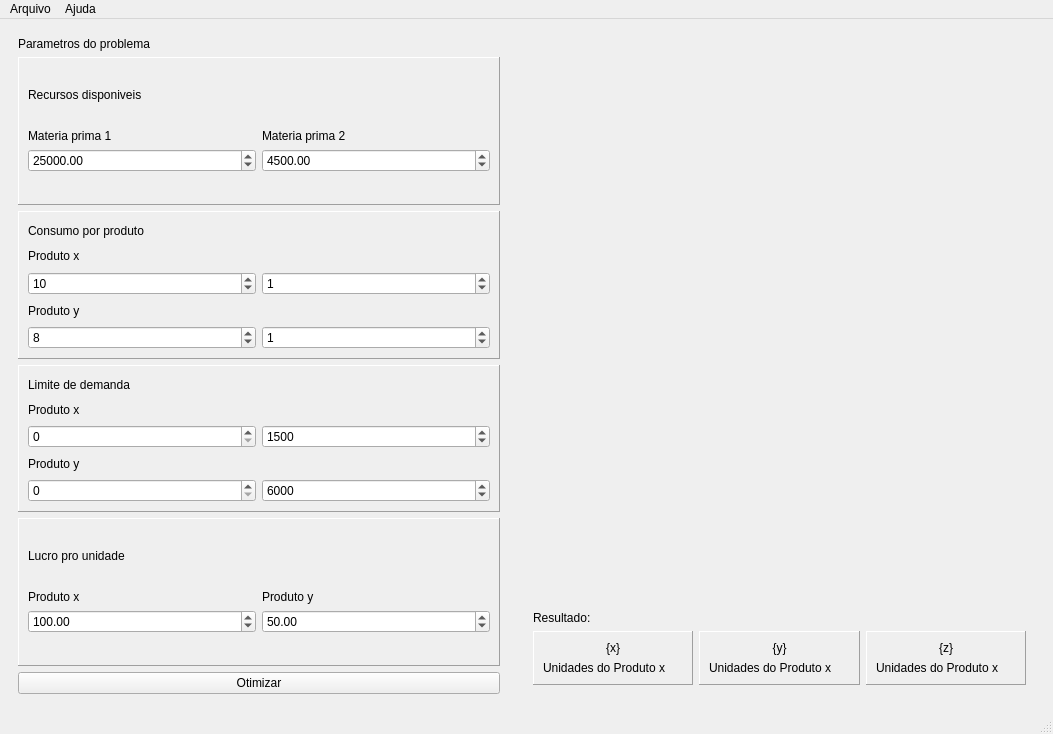
Qt form ui/main.ui (DaveK20/PESQOP) before a commit.
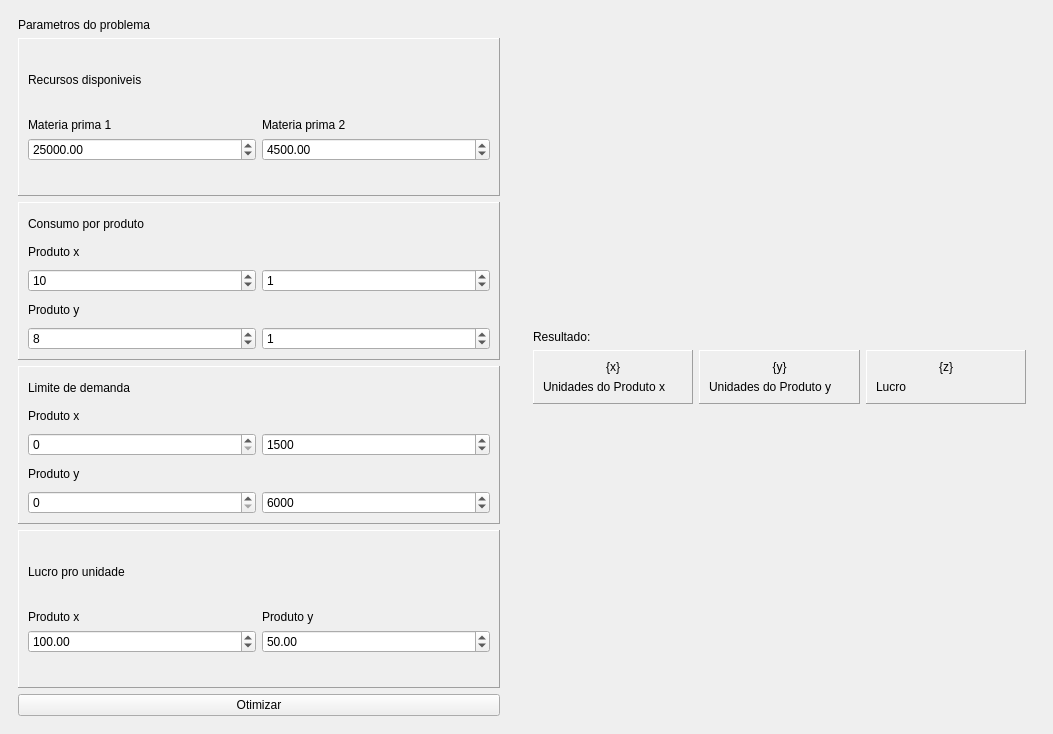
The same form after that commit.

What changed in the file:
```diff
--- a/ui/main.ui
+++ b/ui/main.ui
@@ -22,6 +22,12 @@
    <layout class="QHBoxLayout" name="horizontalLayout">
     <item>
      <widget class="QWidget" name="widget" native="true">
+      <property name="minimumSize">
+       <size>
+        <width>500</width>
+        <height>0</height>
+       </size>
+      </property>
       <property name="maximumSize">
        <size>
         <width>500</width>
@@ -353,9 +359,6 @@
     <item>
      <widget class="QWidget" name="widget_2" native="true">
       <layout class="QVBoxLayout" name="verticalLayout_7">
-       <item>
-        <widget class="QWidget" name="widget_3" native="true"/>
-       </item>
        <item>
         <widget class="QFrame" name="frame_3">
          <property name="sizePolicy">
@@ -382,6 +385,12 @@
            <layout class="QHBoxLayout" name="horizontalLayout_6">
             <item>
              <widget class="QFrame" name="frame_6">
+              <property name="sizePolicy">
+               <sizepolicy hsizetype="Expanding" vsizetype="Preferred">
+                <horstretch>0</horstretch>
+                <verstretch>0</verstretch>
+               </sizepolicy>
+              </property>
               <property name="frameShape">
                <enum>QFrame::Panel</enum>
               </property>
@@ -411,6 +420,12 @@
             </item>
             <item>
              <widget class="QFrame" name="frame_8">
+              <property name="sizePolicy">
+               <sizepolicy hsizetype="Expanding" vsizetype="Preferred">
+                <horstretch>0</horstretch>
+                <verstretch>0</verstretch>
+               </sizepolicy>
+              </property>
               <property name="frameShape">
                <enum>QFrame::Panel</enum>
               </property>
@@ -431,7 +446,7 @@
                <item>
                 <widget class="QLabel" name="label_19">
                  <property name="text">
-                  <string>Unidades do Produto x</string>
+                  <string>Unidades do Produto y</string>
                  </property>
                 </widget>
                </item>
@@ -440,6 +455,12 @@
             </item>
             <item>
              <widget class="QFrame" name="frame_7">
+              <property name="sizePolicy">
+               <sizepolicy hsizetype="Expanding" vsizetype="Preferred">
+                <horstretch>0</horstretch>
+                <verstretch>0</verstretch>
+               </sizepolicy>
+              </property>
               <property name="frameShape">
                <enum>QFrame::Panel</enum>
               </property>
@@ -460,7 +481,7 @@
                <item>
                 <widget class="QLabel" name="label_20">
                  <property name="text">
-                  <string>Unidades do Produto x</string>
+                  <string>Lucro</string>
                  </property>
                 </widget>
                </item>
@@ -477,37 +498,6 @@
     </item>
    </layout>
   </widget>
-  <widget class="QMenuBar" name="menubar">
-   <property name="geometry">
-    <rect>
-     <x>0</x>
-     <y>0</y>
-     <width>1053</width>
-     <height>27</height>
-    </rect>
-   </property>
-   <widget class="QMenu" name="menuArquivo">
-    <property name="title">
-     <string>Arquivo</string>
-    </property>
-    <addaction name="actionNovo"/>
-    <addaction name="actionAbrir"/>
-    <addaction name="separator"/>
-    <addaction name="actionSalvar"/>
-    <addaction name="actionSalvar_como"/>
-    <addaction name="separator"/>
-    <addaction name="actionFechar"/>
-    <addaction name="actionSair"/>
-   </widget>
-   <widget class="QMenu" name="menuEditar">
-    <property name="title">
-     <string>Ajuda</string>
-    </property>
-   </widget>
-   <addaction name="menuArquivo"/>
-   <addaction name="menuEditar"/>
-  </widget>
-  <widget class="QStatusBar" name="statusbar"/>
   <action name="actionAbrir">
    <property name="text">
     <string>Abrir...</string>
```
